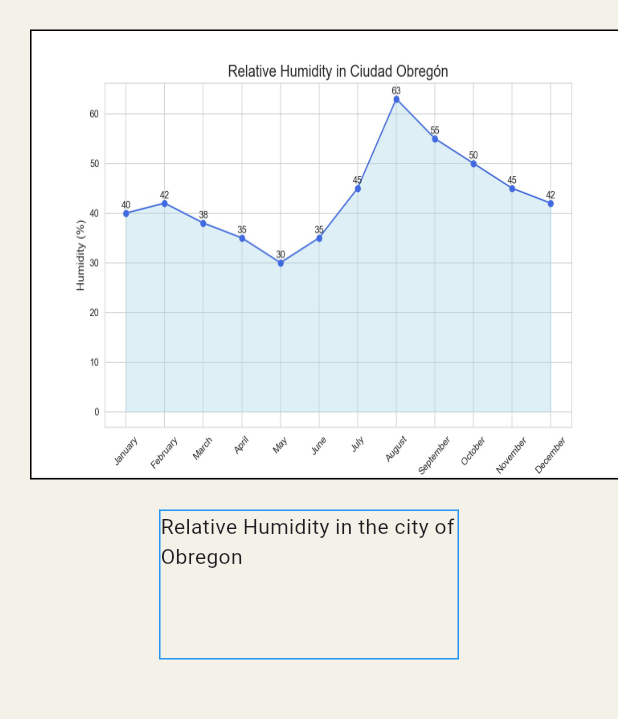
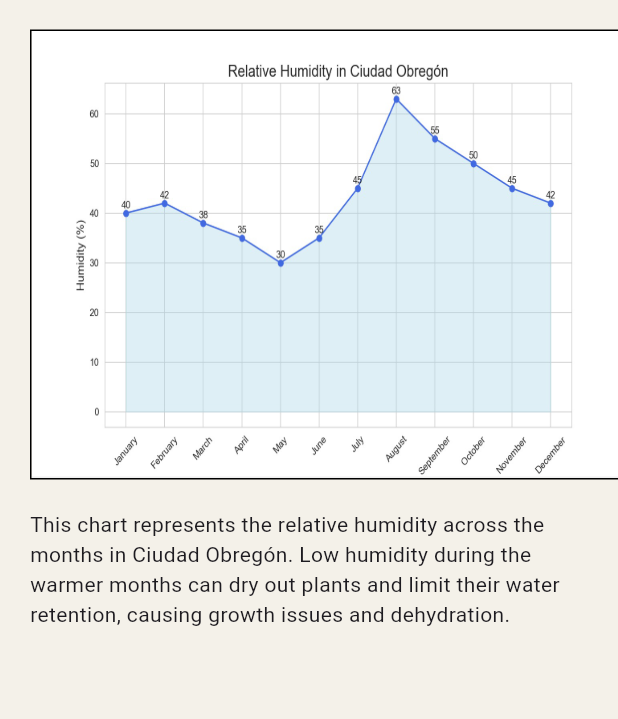
Before and after one commit to Papasito279/Nasa-Space-Apps-Harvestwise, a Flutter app: the screen it shows after launch, after a tap on "Water", on a phone screen of 412 x 824 dp, the part 173-892 px from its top. Run offline on Flutter 3.47's test engine with Material 3 defaults, Android fonts, the phone set to English and light mode, and no system bars; our stand-ins replace fl_chart; network calls fail.

Commit message:
Final Commit

```diff
--- a/lib/main.dart
+++ b/lib/main.dart
@@ -81,8 +81,8 @@ class _FarmDashboardState extends State<FarmDashboard> {
     _formattedDate = DateFormat('MM/dd/yyyy').format(date);
   }
 
-  double lat = 10.0;
-  double lon = 9.0;
+  double lat = 27;
+  double lon = -110;
 
   @override
   Widget build(BuildContext context) {
@@ -234,6 +234,7 @@ class _FarmDashboardState extends State<FarmDashboard> {
       );
     }
 
+    List<String> crops = ['Potato', 'Carrot', 'Pepper'];
     return Scaffold(
       appBar: const AppBarWidget(title: 'Main  Page'),
       body: Row(
@@ -277,11 +278,15 @@ class _FarmDashboardState extends State<FarmDashboard> {
               const SizedBox(
                 height: 20,
               ),
-              const NewButton(text: 'My Fields'),
+              const NewButton(text: 'My Fields: '),
               const SizedBox(
                 height: 30,
               ),
-              const NewButton(text: 'My Plants'),
+              const NewButton(text: 'My Plants: '),
+              const SizedBox(height: 5,),
+              Column(
+                children: crops.map((element) => Text(element)).toList(),
+              ),
               const Expanded(child: SizedBox()),
               GestureDetector(
                 onTap: () {}, // Trigger the onPressed callback
@@ -291,7 +296,7 @@ class _FarmDashboardState extends State<FarmDashboard> {
                       Colors.blue, // Background color of the button
                   child: Text(
                     'About us',
-                    style: TextStyle(color: Colors.blue), // Text color
+                    style: TextStyle(color: Colors.white), // Text color
                   ),
                 ),
               ),
--- a/lib/screens/precipitacion.dart
+++ b/lib/screens/precipitacion.dart
@@ -27,14 +27,14 @@ class _PrecipitacionScreenState extends State<PrecipitacionScreen> {
                   width: 20,
                 ),
                 Container(
-                  child: Image.asset(
-                    'assets/image6.png',
-                    fit: BoxFit.fill,
-                  ),
                   height: 300,
                   width: 400,
                   decoration: BoxDecoration(
                     border: Border.all(color: Colors.black),
+                  ),
+                  child: Image.asset(
+                    'assets/image6.png',
+                    fit: BoxFit.fill,
                   ),
                 ),
               ],
@@ -46,18 +46,22 @@ class _PrecipitacionScreenState extends State<PrecipitacionScreen> {
           const SizedBox(
             width: 10,
           ),
-          Container(
-            child: Text('Relative Humidity in the city of Obregon'),
-            decoration: BoxDecoration(
-              border: Border.all(color: Colors.blue),
-            ),
-            width: 200,
-            height: 100,
+          Row(
+            children: [
+              const SizedBox(width: 20,),
+              Expanded(
+                child: SizedBox(
+                  height: 100,
+                  child: Text(
+                      'This chart represents the relative humidity across the months in Ciudad Obregón. Low humidity during the warmer months can dry out plants and limit their water retention, causing growth issues and dehydration.'),
+                ),
+              ),
+              const SizedBox(width: 20,)
+            ],
           ),
           const SizedBox(
             height: 20,
           ),
-
         ],
       ),
     );
```
Also changed, not shown: lib/screens/radiacion.dart (+36 -10 lines), lib/screens/suelo.dart (+37 -8 lines), assets/image3.png.
